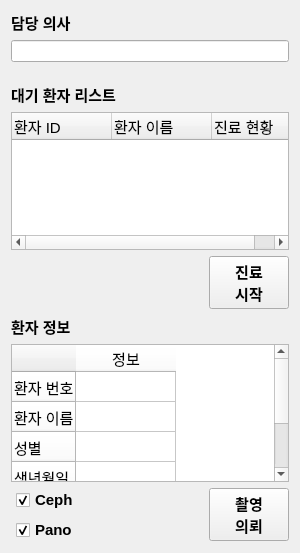
This is Project/src/viewer/ImageViewerSW/patientinfo.ui in AndaCondaa/Dental_Imaging_SW_System as Qt 5 draws it before an edit. The edited form follows.
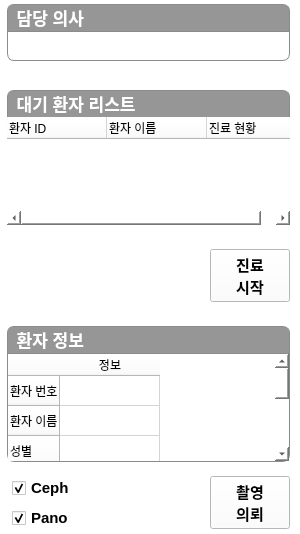
This is the edited form.

The edit to the form file:
```diff
--- a/Project/src/viewer/ImageViewerSW/patientinfo.ui
+++ b/Project/src/viewer/ImageViewerSW/patientinfo.ui
@@ -7,9 +7,15 @@
     <x>0</x>
     <y>0</y>
     <width>300</width>
-    <height>553</height>
+    <height>534</height>
    </rect>
   </property>
+  <property name="minimumSize">
+   <size>
+    <width>300</width>
+    <height>0</height>
+   </size>
+  </property>
   <property name="maximumSize">
    <size>
     <width>300</width>
@@ -19,19 +25,100 @@
   <property name="windowTitle">
    <string>Form</string>
   </property>
+  <property name="styleSheet">
+   <string notr="true">background-color: rgb(255, 255, 255);</string>
+  </property>
   <layout class="QGridLayout" name="gridLayout">
+   <property name="leftMargin">
+    <number>3</number>
+   </property>
+   <property name="topMargin">
+    <number>0</number>
+   </property>
+   <property name="rightMargin">
+    <number>0</number>
+   </property>
+   <property name="bottomMargin">
+    <number>0</number>
+   </property>
+   <item row="5" column="0">
+    <spacer name="verticalSpacer_3">
+     <property name="orientation">
+      <enum>Qt::Vertical</enum>
+     </property>
+     <property name="sizeType">
+      <enum>QSizePolicy::Fixed</enum>
+     </property>
+     <property name="sizeHint" stdset="0">
+      <size>
+       <width>20</width>
+       <height>10</height>
+      </size>
+     </property>
+    </spacer>
+   </item>
+   <item row="3" column="0">
+    <spacer name="verticalSpacer_2">
+     <property name="orientation">
+      <enum>Qt::Vertical</enum>
+     </property>
+     <property name="sizeType">
+      <enum>QSizePolicy::Fixed</enum>
+     </property>
+     <property name="sizeHint" stdset="0">
+      <size>
+       <width>20</width>
+       <height>10</height>
+      </size>
+     </property>
+    </spacer>
+   </item>
    <item row="0" column="0">
-    <layout class="QVBoxLayout" name="verticalLayout">
+    <layout class="QVBoxLayout" name="verticalLayout_6">
+     <property name="spacing">
+      <number>0</number>
+     </property>
+     <property name="leftMargin">
+      <number>4</number>
+     </property>
+     <property name="topMargin">
+      <number>4</number>
+     </property>
+     <property name="rightMargin">
+      <number>10</number>
+     </property>
+     <property name="bottomMargin">
+      <number>4</number>
+     </property>
      <item>
       <widget class="QLabel" name="label_3">
        <property name="font">
         <font>
-         <pointsize>11</pointsize>
+         <pointsize>13</pointsize>
          <bold>true</bold>
         </font>
        </property>
+       <property name="styleSheet">
+        <string notr="true">background-color: rgb(150, 150, 150);
+color: rgb(255, 255, 255);
+
+border: 1px solid;
+border-top-left-radius: 7px;
+border-top-right-radius: 7px;
+border-bottom-left-radius: 0px;
+border-bottom-right-radius: 0px;
+
+border-left-color: rgb(139, 139, 139);
+border-top-color: rgb(139, 139, 139);
+border-right-color: rgb(139, 139, 139);
+border-bottom-color: rgb(150, 150, 150);
+</string>
+       </property>
        <property name="text">
-        <string>담당 의사</string>
+        <string> 담당 의사</string>
+       </property>
+       <property name="margin">
+        <number>4</number>
        </property>
        <property name="buddy">
         <cstring>lineEdit</cstring>
@@ -39,46 +126,107 @@
       </widget>
      </item>
      <item>
-      <widget class="QLineEdit" name="lineEdit"/>
-     </item>
-     <item>
-      <spacer name="verticalSpacer">
-       <property name="orientation">
-        <enum>Qt::Vertical</enum>
-       </property>
-       <property name="sizeType">
-        <enum>QSizePolicy::Fixed</enum>
-       </property>
-       <property name="sizeHint" stdset="0">
+      <widget class="QLineEdit" name="lineEdit">
+       <property name="minimumSize">
         <size>
-         <width>20</width>
-         <height>15</height>
+         <width>0</width>
+         <height>30</height>
         </size>
        </property>
-      </spacer>
+       <property name="styleSheet">
+        <string notr="true">border: 1px solid rgba(190, 190, 190, 150);
+border-bottom-left-radius: 7px;
+border-bottom-right-radius: 7px;
+border-top-left-radius: 0px;
+border-top-right-radius: 0px;
+
+border-left-color: rgb(139, 139, 139);
+border-top-color: rgb(139, 139, 139);
+border-right-color: rgb(139, 139, 139);
+border-bottom-color: rgb(139, 139, 139);</string>
+       </property>
+      </widget>
      </item>
     </layout>
    </item>
-   <item row="1" column="0">
+   <item row="2" column="0">
+    <layout class="QVBoxLayout" name="verticalLayout_2">
+     <property name="spacing">
+      <number>0</number>
+     </property>
+     <property name="leftMargin">
+      <number>4</number>
+     </property>
+     <property name="topMargin">
+      <number>4</number>
+     </property>
+     <property name="rightMargin">
+      <number>10</number>
+     </property>
+     <property name="bottomMargin">
+      <number>4</number>
+     </property>
+     <item>
     <widget class="QLabel" name="label">
      <property name="font">
       <font>
-       <pointsize>11</pointsize>
+         <pointsize>13</pointsize>
        <bold>true</bold>
       </font>
      </property>
+       <property name="styleSheet">
+        <string notr="true">background-color: rgb(150, 150, 150);
+color: rgb(255, 255, 255);
+
+border: 1px solid rgba(190, 190, 190, 150);
+border-top-left-radius: 7px;
+border-top-right-radius: 7px;
+border-bottom-left-radius: 0px;
+border-bottom-right-radius: 0px;
+
+
+border-left-color: rgb(139, 139, 139);
+border-top-color: rgb(139, 139, 139);
+border-right-color: rgb(139, 139, 139);
+border-bottom-color: rgb(150, 150, 150);
+
+</string>
+       </property>
      <property name="text">
-      <string>대기 환자 리스트</string>
+        <string> 대기 환자 리스트</string>
+       </property>
+       <property name="margin">
+        <number>4</number>
      </property>
     </widget>
    </item>
-   <item row="2" column="0">
+     <item>
     <widget class="QTreeWidget" name="WaitingList">
      <property name="font">
       <font>
        <pointsize>11</pointsize>
       </font>
      </property>
+       <property name="styleSheet">
+        <string notr="true">
+
+QTreeWidget {
+border-top-left-radius: 0px;
+border-top-right-radius: 0px;
+border-bottom-left-radius: 7px;
+border-bottom-right-radius: 7px;
+border: 1px solid rgba(190, 190, 190, 150);
+selection-color: black;
+
+border-left-color: rgb(139, 139, 139);
+border-top-color: rgb(139, 139, 139);
+border-right-color: rgb(139, 139, 139);
+border-bottom-color: rgb(139, 139, 139);
+};</string>
+       </property>
+       <property name="frameShape">
+        <enum>QFrame::NoFrame</enum>
+       </property>
      <property name="rootIsDecorated">
       <bool>false</bool>
      </property>
@@ -105,51 +253,57 @@
      </column>
     </widget>
    </item>
-   <item row="3" column="0">
-    <layout class="QHBoxLayout" name="horizontalLayout_2">
-     <item>
-      <spacer name="horizontalSpacer">
-       <property name="orientation">
-        <enum>Qt::Horizontal</enum>
-       </property>
-       <property name="sizeHint" stdset="0">
-        <size>
-         <width>40</width>
-         <height>20</height>
-        </size>
-       </property>
-      </spacer>
-     </item>
-     <item>
-      <widget class="QPushButton" name="Treatmentstart">
-       <property name="font">
-        <font>
-         <pointsize>11</pointsize>
-         <bold>true</bold>
-        </font>
-       </property>
-       <property name="text">
-        <string>진료
-시작</string>
-       </property>
-      </widget>
-     </item>
     </layout>
    </item>
-   <item row="4" column="0">
+   <item row="6" column="0">
+    <layout class="QVBoxLayout" name="verticalLayout_3">
+     <property name="spacing">
+      <number>0</number>
+     </property>
+     <property name="leftMargin">
+      <number>4</number>
+     </property>
+     <property name="topMargin">
+      <number>4</number>
+     </property>
+     <property name="rightMargin">
+      <number>10</number>
+     </property>
+     <property name="bottomMargin">
+      <number>4</number>
+     </property>
+     <item>
     <widget class="QLabel" name="label_2">
      <property name="font">
       <font>
-       <pointsize>11</pointsize>
+         <pointsize>13</pointsize>
        <bold>true</bold>
       </font>
      </property>
+       <property name="styleSheet">
+        <string notr="true">background-color: rgb(150, 150, 150);
+color: rgb(255, 255, 255);
+
+border: 1px solid;
+border-top-left-radius: 7px;
+border-top-right-radius: 7px;
+border-bottom-left-radius: 0px;
+border-bottom-right-radius: 0px;
+
+border-left-color: rgb(139, 139, 139);
+border-top-color: rgb(139, 139, 139);
+border-right-color: rgb(139, 139, 139);
+border-bottom-color: rgb(150, 150, 150);</string>
+       </property>
      <property name="text">
-      <string>환자 정보</string>
+        <string> 환자 정보</string>
+       </property>
+       <property name="margin">
+        <number>4</number>
      </property>
     </widget>
    </item>
-   <item row="5" column="0">
+     <item>
     <widget class="QTableWidget" name="tableWidget">
      <property name="font">
       <font>
@@ -160,12 +314,27 @@
       <enum>Qt::LeftToRight</enum>
      </property>
      <property name="styleSheet">
-      <string notr="true">
-QHeaderView {background-color: #FFFFFF;}
-</string>
+        <string notr="true"> 
+QTableCornerButton::section {border-top-left-radius:10px; background-color: #FFFFFF;}
+QHeaderView {border-top-right-radius:10px;
+background-color: #FFFFFF;}
+
+QTableWidget {
+border-top-left-radius: 0px;
+border-top-right-radius: 0px;
+border-bottom-left-radius: 7px;
+border-bottom-right-radius: 7px;
+border: 1px solid rgba(190, 190, 190, 150);
+selection-color: black;
+
+border-left-color: rgb(139, 139, 139);
+border-top-color: rgb(139, 139, 139);
+border-right-color: rgb(139, 139, 139);
+border-bottom-color: rgb(139, 139, 139);
+}</string>
      </property>
      <property name="frameShape">
-      <enum>QFrame::StyledPanel</enum>
+        <enum>QFrame::NoFrame</enum>
      </property>
      <property name="editTriggers">
       <set>QAbstractItemView::NoEditTriggers</set>
@@ -213,6 +382,12 @@
       </property>
      </column>
      <item row="0" column="0">
+        <property name="text">
+         <string/>
+        </property>
+        <property name="toolTip">
+         <string extracomment="hjkhjk"/>
+        </property>
       <property name="font">
        <font>
         <pointsize>11</pointsize>
@@ -220,6 +395,9 @@
       </property>
      </item>
      <item row="1" column="0">
+        <property name="text">
+         <string/>
+        </property>
       <property name="font">
        <font>
         <pointsize>11</pointsize>
@@ -227,6 +405,9 @@
       </property>
      </item>
      <item row="2" column="0">
+        <property name="text">
+         <string/>
+        </property>
       <property name="font">
        <font>
         <pointsize>11</pointsize>
@@ -234,6 +415,9 @@
       </property>
      </item>
      <item row="3" column="0">
+        <property name="text">
+         <string/>
+        </property>
       <property name="font">
        <font>
         <pointsize>11</pointsize>
@@ -241,6 +425,12 @@
       </property>
      </item>
      <item row="4" column="0">
+        <property name="text">
+         <string/>
+        </property>
+        <property name="toolTip">
+         <string/>
+        </property>
       <property name="font">
        <font>
         <pointsize>11</pointsize>
@@ -258,8 +448,22 @@
      </item>
     </widget>
    </item>
-   <item row="6" column="0">
+    </layout>
+   </item>
+   <item row="7" column="0">
     <layout class="QHBoxLayout" name="horizontalLayout">
+     <property name="leftMargin">
+      <number>4</number>
+     </property>
+     <property name="topMargin">
+      <number>4</number>
+     </property>
+     <property name="rightMargin">
+      <number>10</number>
+     </property>
+     <property name="bottomMargin">
+      <number>4</number>
+     </property>
      <item>
       <spacer name="horizontalSpacer_2">
        <property name="orientation">
@@ -286,6 +490,9 @@
            <bold>true</bold>
           </font>
          </property>
+         <property name="styleSheet">
+          <string notr="true">background-color: rgb(255, 255, 255);</string>
+         </property>
          <property name="text">
           <string>Ceph</string>
          </property>
@@ -302,6 +509,9 @@
            <bold>true</bold>
           </font>
          </property>
+         <property name="styleSheet">
+          <string notr="true">background-color: rgb(255, 255, 255);</string>
+         </property>
          <property name="text">
           <string>Pano</string>
          </property>
@@ -319,7 +529,7 @@
        </property>
        <property name="sizeHint" stdset="0">
         <size>
-         <width>10</width>
+         <width>8</width>
          <height>20</height>
         </size>
        </property>
@@ -341,6 +551,65 @@
      </item>
     </layout>
    </item>
+   <item row="4" column="0">
+    <layout class="QHBoxLayout" name="horizontalLayout_2">
+     <property name="leftMargin">
+      <number>4</number>
+     </property>
+     <property name="topMargin">
+      <number>4</number>
+     </property>
+     <property name="rightMargin">
+      <number>10</number>
+     </property>
+     <property name="bottomMargin">
+      <number>4</number>
+     </property>
+     <item>
+      <spacer name="horizontalSpacer">
+       <property name="orientation">
+        <enum>Qt::Horizontal</enum>
+       </property>
+       <property name="sizeHint" stdset="0">
+        <size>
+         <width>40</width>
+         <height>20</height>
+        </size>
+       </property>
+      </spacer>
+     </item>
+     <item>
+      <widget class="QPushButton" name="Treatmentstart">
+       <property name="font">
+        <font>
+         <pointsize>11</pointsize>
+         <bold>true</bold>
+        </font>
+       </property>
+       <property name="text">
+        <string>진료
+시작</string>
+       </property>
+      </widget>
+     </item>
+    </layout>
+   </item>
+   <item row="1" column="0">
+    <spacer name="verticalSpacer">
+     <property name="orientation">
+      <enum>Qt::Vertical</enum>
+     </property>
+     <property name="sizeType">
+      <enum>QSizePolicy::Fixed</enum>
+     </property>
+     <property name="sizeHint" stdset="0">
+      <size>
+       <width>20</width>
+       <height>15</height>
+      </size>
+     </property>
+    </spacer>
+   </item>
   </layout>
  </widget>
  <resources/>
```
Lines whose indentation alone changed are shown as unchanged.
